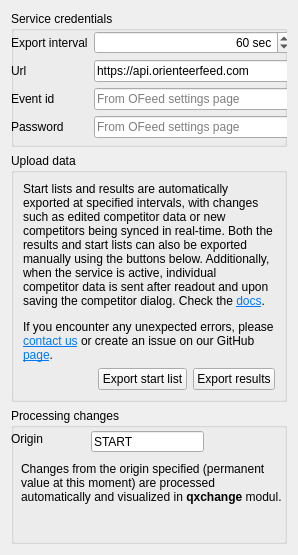
Above: quickevent/app/quickevent/plugins/Event/src/services/ofeed/ofeedclientwidget.ui from arnost00/quickbox before the change. Below: the same form after it.
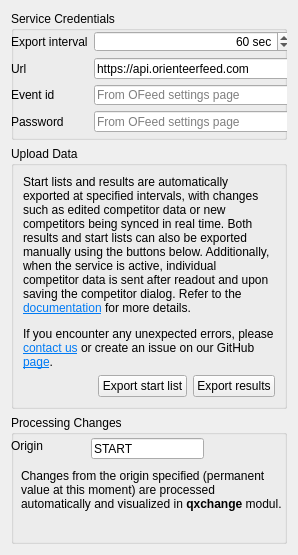
That is the form after the change.

Diff of the .ui file:
```diff
--- a/quickevent/app/quickevent/plugins/Event/src/services/ofeed/ofeedclientwidget.ui
+++ b/quickevent/app/quickevent/plugins/Event/src/services/ofeed/ofeedclientwidget.ui
@@ -17,7 +17,7 @@
    <item>
     <widget class="QGroupBox" name="groupCredentials">
      <property name="title">
-      <string>Service credentials</string>
+      <string>Service Credentials</string>
      </property>
      <property name="flat">
       <bool>true</bool>
@@ -28,7 +28,7 @@
         <x>0</x>
         <y>20</y>
         <width>281</width>
-        <height>117</height>
+        <height>101</height>
        </rect>
       </property>
       <layout class="QFormLayout" name="formLayout">
@@ -128,7 +128,7 @@
    <item>
     <widget class="QGroupBox" name="groupUploadData">
      <property name="title">
-      <string>Upload data</string>
+      <string>Upload Data</string>
      </property>
      <property name="flat">
       <bool>true</bool>
@@ -140,7 +140,7 @@
       <item>
        <widget class="QLabel" name="upload_description">
         <property name="text">
-         <string>&lt;html&gt;&lt;head/&gt;&lt;body&gt;&lt;p&gt;Start lists and results are automatically exported at specified intervals, with changes such as edited competitor data or new competitors being synced in real-time. Both the results and start lists can also be exported manually using the buttons below. Additionally, when the service is active, individual competitor data is sent after readout and upon saving the competitor dialog. Check the &lt;a href=&quot;https://docs.orienteerfeed.com/&quot; target=&quot;_blank&quot;&gt;&lt;span style=&quot; text-decoration: underline; color:#007af4;&quot;&gt;docs&lt;/span&gt;&lt;/a&gt;.&lt;/p&gt;&lt;p&gt;If you encounter any unexpected errors, please &lt;a href=&quot;mailto:support@orienteerfeed.com&quot;&gt;&lt;span style=&quot; text-decoration: underline; color:#007af4;&quot;&gt;contact us&lt;/span&gt;&lt;/a&gt; or create an issue on our GitHub &lt;a href=&quot;https://github.com/orienteerfeed/ofeed/issues&quot; target=&quot;_blank&quot;&gt;&lt;span style=&quot; text-decoration: underline; color:#007af4;&quot;&gt;page&lt;/span&gt;&lt;/a&gt;.&lt;/p&gt;&lt;/body&gt;&lt;/html&gt;</string>
+         <string>&lt;html&gt;&lt;head/&gt;&lt;body&gt;&lt;p&gt;Start lists and results are automatically exported at specified intervals, with changes such as edited competitor data or new competitors being synced in real time. Both results and start lists can also be exported manually using the buttons below. Additionally, when the service is active, individual competitor data is sent after readout and upon saving the competitor dialog. Refer to the &lt;a href=&quot;https://docs.orienteerfeed.com/&quot;&gt;&lt;span style=&quot; text-decoration: underline; color:#007af4;&quot;&gt;documentation&lt;/span&gt;&lt;/a&gt; for more details.&lt;/p&gt;&lt;p&gt;If you encounter any unexpected errors, please &lt;a href=&quot;mailto:support@orienteerfeed.com&quot;&gt;&lt;span style=&quot; text-decoration: underline; color:#007af4;&quot;&gt;contact us&lt;/span&gt;&lt;/a&gt; or create an issue on our GitHub &lt;a href=&quot;https://github.com/orienteerfeed/ofeed/issues&quot;&gt;&lt;span style=&quot; text-decoration: underline; color:#007af4;&quot;&gt;page&lt;/span&gt;&lt;/a&gt;.&lt;/p&gt;&lt;/body&gt;&lt;/html&gt;</string>
         </property>
         <property name="wordWrap">
          <bool>true</bool>
@@ -187,7 +187,7 @@
    <item>
     <widget class="QGroupBox" name="groupGetData">
      <property name="title">
-      <string>Processing changes</string>
+      <string>Processing Changes</string>
      </property>
      <property name="flat">
       <bool>true</bool>
```
